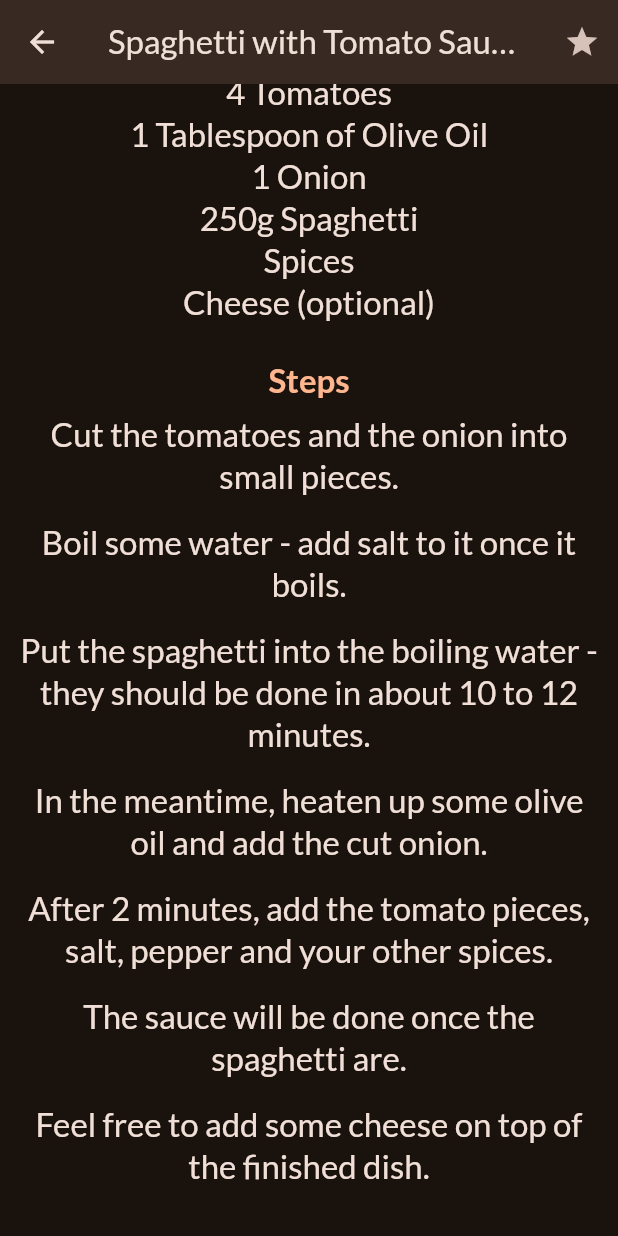
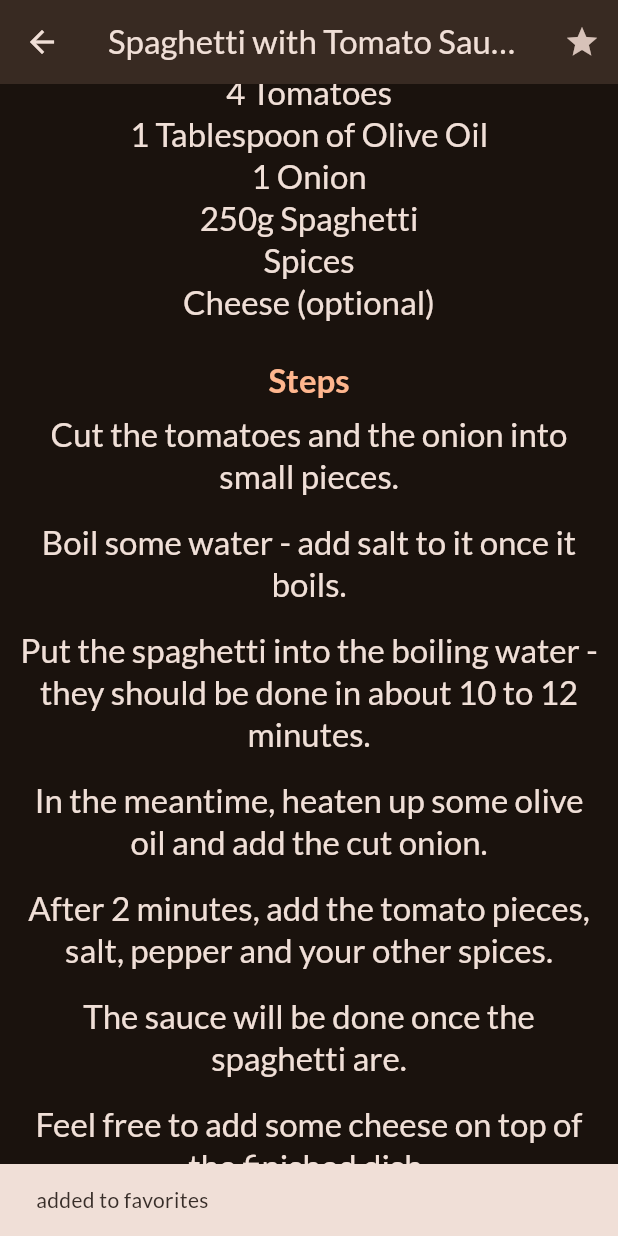
Before and after one commit to ThawedBuffalo/fdcg_08-mealsapp, a Flutter app: the MealDetailsPage screen opened directly with sample values from the repository, scrolled down 364 dp, after a tap on the "star" icon, on a phone screen of 412 x 824 dp. Run offline on Flutter 3.47's test engine with Material 3 defaults, Android fonts, the phone set to English and light mode, and no system bars; our stand-ins replace flutter_riverpod, google_fonts, transparent_image; network calls fail.

Commit message:
section 9: chapter 1

```diff
--- /dev/null
+++ b/lib/providers/favorites_provider.dart
@@ -0,0 +1,23 @@
+import 'package:fdgc08/models/meal.dart';
+import 'package:flutter_riverpod/flutter_riverpod.dart';
+
+class FavoriteMealsNotifier extends StateNotifier<List<Meal>> {
+  FavoriteMealsNotifier() : super([]);
+
+  bool toggleMealFavoriteStataus(Meal meal) {
+    final mealIsFavorite = state.contains(meal);
+
+    if (mealIsFavorite) {
+      state = state.where((m) => m.id != meal.id).toList();
+      return false;
+    } else {
+      state = [...state, meal];
+      return true;
+    }
+  }
+}
+
+final favoriteMealsProvider =
+    StateNotifierProvider<FavoriteMealsNotifier, List<Meal>>((ref) {
+  return FavoriteMealsNotifier();
+});
--- /dev/null
+++ b/lib/providers/meals_provider.dart
@@ -0,0 +1,6 @@
+import 'package:fdgc08/data/dummy_data.dart';
+import 'package:flutter_riverpod/flutter_riverpod.dart';
+
+final mealsProvider = Provider((ref) {
+  return dummyMeals;
+});
--- a/lib/screens/categories_page.dart
+++ b/lib/screens/categories_page.dart
@@ -7,10 +7,8 @@ import '../models/category.dart';
 import '../models/meal.dart';
 
 class CategoriesPage extends StatelessWidget {
-  const CategoriesPage({super.key, required this.onToggleFavorite,
-  required this.availableMeals});
+  const CategoriesPage({super.key, required this.availableMeals});
 
-  final void Function(Meal meal) onToggleFavorite;
   final List<Meal> availableMeals;
 
   void _selectCategory(BuildContext buildContext, Category category) {
@@ -24,7 +22,6 @@ class CategoriesPage extends StatelessWidget {
         builder: (ctx) => MealsPage(
           title: category.title,
           meals: filteredMeals,
-          onToggleFavorite: onToggleFavorite,
         ),
       ),
     );
--- a/lib/screens/meal_details_page.dart
+++ b/lib/screens/meal_details_page.dart
@@ -1,23 +1,31 @@
 import 'package:fdgc08/models/meal.dart';
+import 'package:fdgc08/providers/favorites_provider.dart';
 import 'package:flutter/material.dart';
+import 'package:flutter_riverpod/flutter_riverpod.dart';
 
-class MealDetailsPage extends StatelessWidget {
-  const MealDetailsPage({super.key, required this.meal, required this.onToggleFavorite});
+class MealDetailsPage extends ConsumerWidget {
+  const MealDetailsPage({super.key, required this.meal});
 
   final Meal meal;
-  final void Function(Meal meal) onToggleFavorite;
 
   @override
-  Widget build(BuildContext context) {
+  Widget build(BuildContext context, WidgetRef ref) {
     return Scaffold(
-        appBar: AppBar(
-          title: Text(meal.title),
-          actions: [
-            IconButton(onPressed: () {
-              onToggleFavorite(meal);
-            }, icon: Icon(Icons.star),)
-          ]
-        ),
+        appBar: AppBar(title: Text(meal.title), actions: [
+          IconButton(
+            onPressed: () {
+              final wasAdded = ref
+                  .read(favoriteMealsProvider.notifier)
+                  .toggleMealFavoriteStataus(meal);
+              ScaffoldMessenger.of(context).clearSnackBars();
+              ScaffoldMessenger.of(context).showSnackBar(SnackBar(
+                  content: Text(wasAdded
+                      ? 'added to favorites'
+                      : 'removed from favorites')));
+            },
+            icon: Icon(Icons.star),
+          )
+        ]),
         body: SingleChildScrollView(
           child: Column(
             children: [
--- a/lib/screens/meals_page.dart
+++ b/lib/screens/meals_page.dart
@@ -5,15 +5,14 @@ import 'package:flutter/material.dart';
 import '../widgets/meal_item.dart';
 
 class MealsPage extends StatelessWidget {
-  const MealsPage({super.key, this.title, required this.meals, required this.onToggleFavorite});
+  const MealsPage({super.key, this.title, required this.meals});
 
   final String? title;
   final List<Meal> meals;
-  final void Function(Meal meal) onToggleFavorite;
 
   void selectMeal(BuildContext ctx, Meal meal) {
     Navigator.of(ctx).push(MaterialPageRoute(
-      builder: (ctx) => MealDetailsPage(meal: meal, onToggleFavorite: onToggleFavorite),
+      builder: (ctx) => MealDetailsPage(meal: meal),
     ));
   }
 
--- a/pubspec.yaml
+++ b/pubspec.yaml
@@ -37,6 +37,7 @@ dependencies:
   cupertino_icons: ^1.0.8
   google_fonts: ^6.2.1
   transparent_image: ^2.0.1
+  flutter_riverpod: ^2.6.1
 
 dev_dependencies:
   flutter_test:
```
Also changed, not shown: lib/main.dart (+4 -3 lines), lib/screens/tabs_page.dart (+27 -44 lines), pubspec.lock. Lines whose indentation alone changed are shown as unchanged.
